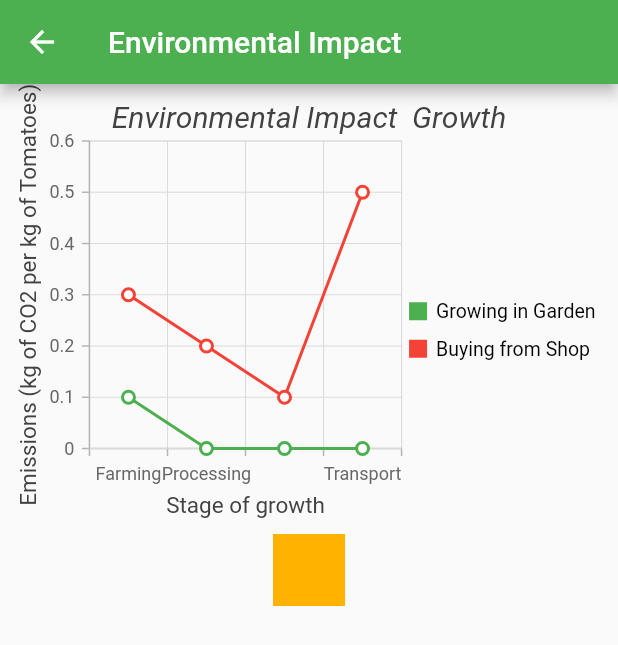
After one commit to declan-davidson/garden_planner, a Flutter app: the EnvironmentPage screen opened directly, on a phone screen of 412 x 824 dp. The commit adds this screen. Shown: the top 645 px of the screen. Run offline on Flutter 3.47's test engine with Material 2 defaults, Android fonts, the phone set to English and light mode, and no system bars; our stand-ins replace page_transition, syncfusion_flutter_charts; missing offline and left inert: draw_graph.

Commit message:
Working on the graph page and making it look nice - added columns and changed around the layout, commented-out code  = WIP

```diff
--- a/lib/card.dart
+++ b/lib/card.dart
@@ -1,5 +1,8 @@
 import 'package:flutter/material.dart';
 import 'package:page_transition/page_transition.dart';
+
+// > Marty
+import 'package:garden_planner/environment_page.dart';
 
 class CardDefinition {
   String title, subtitle, imagePath;
@@ -72,6 +75,19 @@ GestureDetector createTappableCard(BuildContext context, CardDefinition card) {
     );
   }
 
+  // > Marty
+  if(card.title == "Environmental Impact"){
+
+    onTap = () => Navigator.push(context, MaterialPageRoute(builder: (context) => EnvironmentPage() ));
+    //onTap = () => Navigator.push(context, MaterialPageRoute(builder: (context) => InteractiveGraph() ));
+
+    // //Have card use Hero transition
+    // cardBody[0] = Hero(
+    //     tag: "${card.id}",
+    //     child: Image.asset(card.imagePath, height: 128, width: double.infinity, fit: BoxFit.fitWidth)
+    // );
+  }
+
   return GestureDetector(
     child: SizedBox(
       height: 200,
--- /dev/null
+++ b/lib/environment_page.dart
@@ -0,0 +1,251 @@
+import 'package:flutter/material.dart';
+import 'package:draw_graph/models/feature.dart';
+import 'package:flutter/material.dart';
+import 'package:syncfusion_flutter_charts/charts.dart';
+// class EnvironmentPage extends StatelessWidget{
+
+//     const EnvironmentPage({Key? key}) : super(key: key);
+
+//     @override
+//     Widget build(BuildContext context) {
+//         return Scaffold(
+
+//             // > Marty - Added a return button for now
+//             floatingActionButton: FloatingActionButton(
+//                 onPressed: (){
+//                     Navigator.pop(context);
+//                 }
+//             ),
+
+//             appBar: AppBar(
+//                 title: Text("Environmental Impact")
+//             ), //App B4r
+//         ); // Build
+//     }
+
+
+// }
+
+class CropData {
+  CropData(this.stage, this.emissions);
+  final String stage;
+  final double? emissions;
+}
+
+late TooltipBehavior _tooltipBehavior;
+late ZoomPanBehavior _zoomPanBehavior;
+late SelectionBehavior _selectionBehavior;
+
+class EnvironmentPage extends StatefulWidget {
+
+
+
+    @override
+    _InteractiveGraphState createState() => _InteractiveGraphState();
+}
+
+class _InteractiveGraphState extends State<EnvironmentPage> {
+
+    //final List<ListItem> items;
+
+   @override
+    void initState(){
+      _tooltipBehavior =  TooltipBehavior(enable: true);
+
+      _zoomPanBehavior = ZoomPanBehavior(
+        enableMouseWheelZooming : true,
+        enablePinching: true,
+        zoomMode: ZoomMode.x,
+        enablePanning: true
+      );
+      _selectionBehavior = SelectionBehavior(
+          enable: true,
+          selectedColor: Colors.blue,
+          unselectedColor: Colors.grey
+      );
+
+      super.initState();
+    }
+
+    @override
+    Widget build(BuildContext context) {
+        return Scaffold(
+            appBar: AppBar(
+                title: Text('Environmental Impact'),
+            ),
+            body: Container(//Center(
+
+                child: new Column(
+
+                    children: [
+                        //Center(
+                        Container(
+                        child:
+
+                            SfCartesianChart(
+
+                                title: ChartTitle(
+                                text: 'Environmental Impact  Growth',
+
+                                textStyle: TextStyle(
+
+                                fontFamily: 'Roboto',
+                                fontStyle: FontStyle.italic,
+                                fontSize: 20,
+                            )
+                            ),
+                            // Enables the tooltip for all the series in chart
+
+                            tooltipBehavior: _tooltipBehavior,
+                            zoomPanBehavior: _zoomPanBehavior,
+
+                            // Initialize category axis
+                            primaryXAxis: CategoryAxis(
+                            title: AxisTitle(text:'Stage of growth')
+                            ),
+                            primaryYAxis: NumericAxis(
+                            title: AxisTitle(text:'Emissions (kg of CO2 per kg of Tomatoes)')
+                            ),
+                            palette: <Color>[
+                                Colors.green,
+                                Colors.red
+                            ],
+                            legend: Legend(
+                            isVisible: true
+                            ),
+                            series: <ChartSeries>[
+                                // Initialize line series
+                                LineSeries<CropData, String>(
+                                    // Enables the tooltip for individual series
+                                    enableTooltip: true,
+                                    selectionBehavior: _selectionBehavior,
+                                    animationDuration: 6000,
+                                    dataSource: [
+                                        // Bind data source
+                                        CropData('Farming', 0.1),
+                                        CropData('Processing', 0),
+                                        CropData('Packaging', 0),
+                                        CropData('Transport', 0)
+                                    ],
+                                    xValueMapper: (CropData emissions, _) => emissions.stage,
+                                    yValueMapper: (CropData emissions, _) => emissions.emissions,
+                                    markerSettings: MarkerSettings(
+                                        isVisible: true,
+                                        shape: DataMarkerType.diamond
+                                    ),
+                                    name: 'Growing in Garden'
+                                ),
+                                LineSeries<CropData, String>(
+                                    // Enables the tooltip for individual series
+                                    enableTooltip: true,
+                                    selectionBehavior: _selectionBehavior,
+                                    animationDuration: 6000,
+                                    dataSource: [
+                                        // Bind data source
+                                        CropData('Farming', 0.3),
+                                        CropData('Processing', 0.2),
+                                        CropData('Packaging', 0.1),
+                                        CropData('Transport', 0.5)
+                                    ],
+                                    xValueMapper: (CropData emissions, _) => emissions.stage,
+                                    yValueMapper: (CropData emissions, _) => emissions.emissions,
+                                    markerSettings: MarkerSettings(
+                                        isVisible: true,
+                                        shape: DataMarkerType.diamond
+                                    ),
+                                    name: 'Buying from Shop'
+                                )
+                            ]
+                        )
+                    ), //),
+                    Container(
+                        color: Colors.amber[600],
+                        width: 48.0,
+                        height: 48.0
+                    )
+                ]
+            )
+        )
+        );
+    }
+}
+
+/// The base class for the different types of items the list can contain.
+abstract class ListItem {
+  /// The title line to show in a list item.
+  Widget buildTitle(BuildContext context);
+
+  /// The subtitle line, if any, to show in a list item.
+  Widget buildSubtitle(BuildContext context);
+}
+
+/// A ListItem that contains data to display a heading.
+class HeadingItem implements ListItem {
+  final String heading;
+
+  HeadingItem(this.heading);
+
+  @override
+  Widget buildTitle(BuildContext context) {
+    return Text(
+      heading,
+      style: Theme.of(context).textTheme.headline5,
+    );
+  }
+
+  @override
+  Widget buildSubtitle(BuildContext context) => const SizedBox.shrink();
+}
+
+/// A ListItem that contains data to display a message.
+class MessageItem implements ListItem {
+  final String sender;
+  final String body;
+
+  MessageItem(this.sender, this.body);
+
+  @override
+  Widget buildTitle(BuildContext context) => Text(sender);
+
+  @override
+  Widget buildSubtitle(BuildContext context) => Text(body);
+}
+
+// // > mock list to test
+// final items = List<ListItem>.generate(
+//   10,
+//   (i) => i % 6 == 0
+//       ? HeadingItem('Heading $i')
+//       : MessageItem('Sender $i', 'Message body $i'),
+// );
+
+// ListView.builder(
+//   // Let the ListView know how many items it needs to build.
+//   itemCount: items.length,
+//   // Provide a builder function. This is where the magic happens.
+//   // Convert each item into a widget based on the type of item it is.
+//   itemBuilder: (context, index) {
+//     final item = items[index];
+
+//     return ListTile(
+//       title: item.buildTitle(context),
+//       subtitle: item.buildSubtitle(context),
+//     );
+//   },
+// )
+
+
+                    // child: ListView.builder(
+                    //     // Let the ListView know how many items it needs to build.
+                    //     itemCount: items.length,
+                    //     // Provide a builder function. This is where the magic happens.
+                    //     // Convert each item into a widget based on the type of item it is.
+                    //     itemBuilder: (context, index) {
+                    //         final item = items[index];
+
+                    //         return ListTile(
+                    //         title: item.buildTitle(context),
+                    //         subtitle: item.buildSubtitle(context),
+                    //         );
+                    //     },
+                    // )
--- a/pubspec.yaml
+++ b/pubspec.yaml
@@ -35,6 +35,8 @@ dependencies:
   # Use with the CupertinoIcons class for iOS style icons.
   cupertino_icons: ^1.0.2
   page_transition: ^2.0.4
+  syncfusion_flutter_charts: ^19.3.55
+  draw_graph: ^1.0.0
 
 dev_dependencies:
   flutter_test:
```
Also changed, not shown: lib/main.dart (+13 -0 lines).
